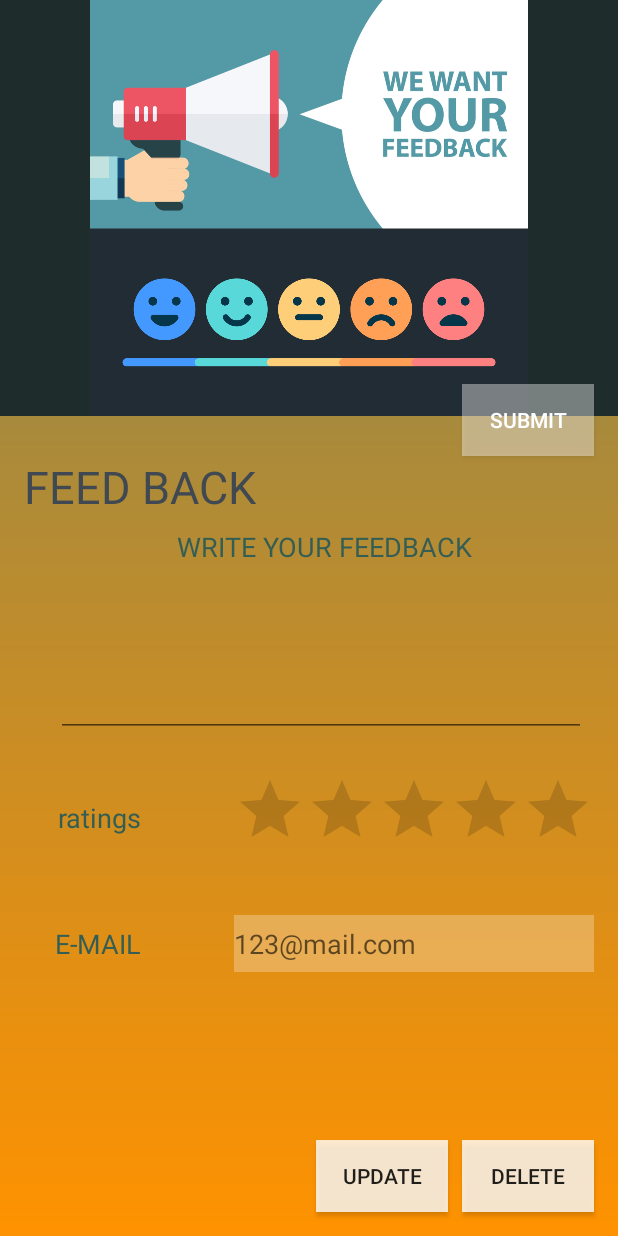
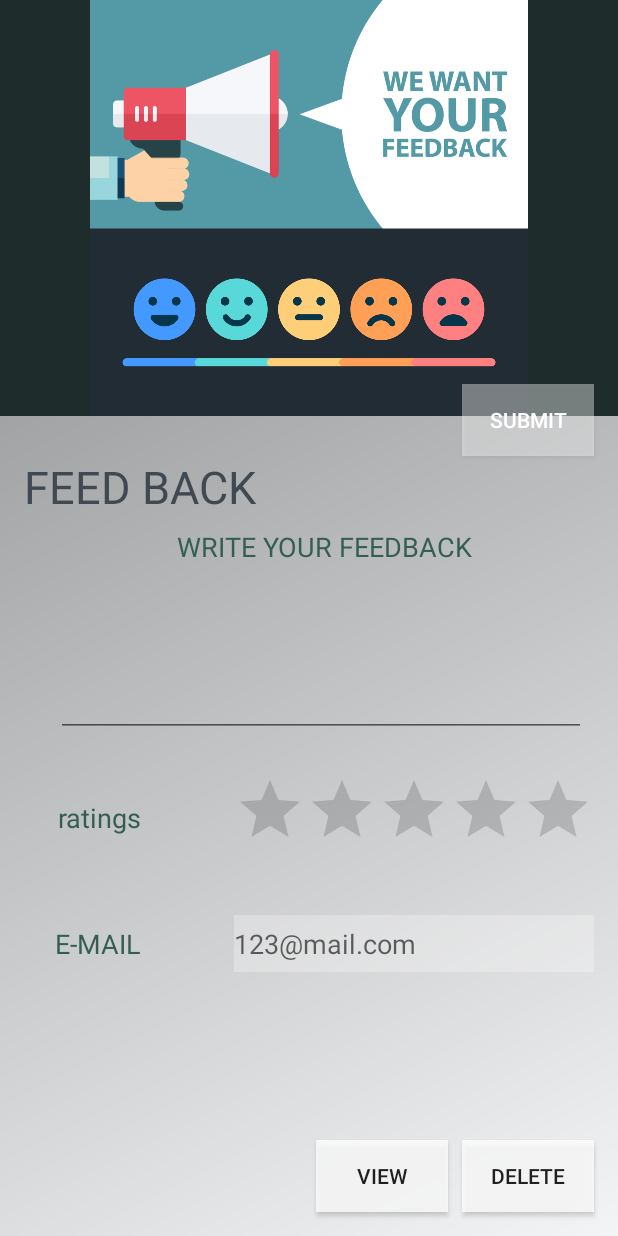
Before and after one commit to gavingunapala/MAD-APPLICATION, an Android app: the layout activity_feedback.xml on its own in the app's theme, with its tools: preview values and no code run, on a phone screen of 412 x 824 dp. Run offline under Robolectric (Android 15) with nearby library versions, the phone set to English and light mode, and no system bars; Roboto replaces fonts that are not available here.

```diff
--- a/app/src/main/res/drawable/bg_login.xml
+++ b/app/src/main/res/drawable/bg_login.xml
@@ -3,6 +3,6 @@
     <gradient
         android:startColor="@color/ash"
         android:endColor="@color/ash2"
-        android:angle="-135 "
+        android:angle="135 "
         />
 </shape>
--- a/app/src/main/res/layout/activity_feedback.xml
+++ b/app/src/main/res/layout/activity_feedback.xml
@@ -47,12 +47,12 @@
         app:layout_constraintStart_toStartOf="parent" />
 
     <Button
-        android:id="@+id/updatefeed"
+        android:id="@+id/viewfeed"
         android:layout_width="wrap_content"
         android:layout_height="wrap_content"
+        android:layout_marginBottom="16dp"
         android:background="@color/tr_button1"
-        android:layout_marginBottom="16dp"
-        android:text="@string/update"
+        android:text="@string/view"
         app:layout_constraintBottom_toBottomOf="parent"
         app:layout_constraintEnd_toEndOf="parent"
         app:layout_constraintHorizontal_bias="0.65"
@@ -130,7 +130,7 @@
         app:layout_constraintTop_toBottomOf="@+id/feedback" />
 
     <EditText
-        android:id="@+id/editTextTextEmailAddress"
+        android:id="@+id/EmailAddress"
         android:layout_width="240dp"
         android:layout_height="38dp"
         android:background="#44ffffff"
@@ -143,7 +143,7 @@
         app:layout_constraintStart_toStartOf="parent" />
 
     <EditText
-        android:id="@+id/editTextTextMultiLine"
+        android:id="@+id/TextMultiLine"
         android:layout_width="353dp"
         android:layout_height="103dp"
         android:layout_marginTop="388dp"
--- a/app/src/main/res/values/colors.xml
+++ b/app/src/main/res/values/colors.xml
@@ -3,8 +3,8 @@
     <color name="colorPrimary">#6200EE</color>
     <color name="colorPrimaryDark">#3700B3</color>
     <color name="colorAccent">#03DAC5</color>
-    <color name="ash">#7B865B </color>
-    <color name="ash2">#FF9200 </color>
+    <color name="ash">#F3F4F5  </color>
+    <color name="ash2">#838587  </color>
 
 
 
--- a/app/src/main/res/values/strings.xml
+++ b/app/src/main/res/values/strings.xml
@@ -50,6 +50,7 @@
 
     <string name="myadminpage2">Add Cake Details</string>
     <string name="savebutton">SAVE DETAILS</string>
+    <string name="view">VIEW</string>
 
 
 </resources>
```
Also changed, not shown: app/src/main/AndroidManifest.xml (+5 -5 lines), app/src/main/java/com/example/mad_project/MainActivity.java (+19 -3 lines), app/src/main/java/com/example/mad_project/feedback.java (+64 -0 lines), app/src/main/java/com/example/mad_project/feedback_inc.java (added, +34 -0 lines), app/src/main/java/com/example/mad_project/login_to.java (added, +26 -0 lines), 1 other file.
